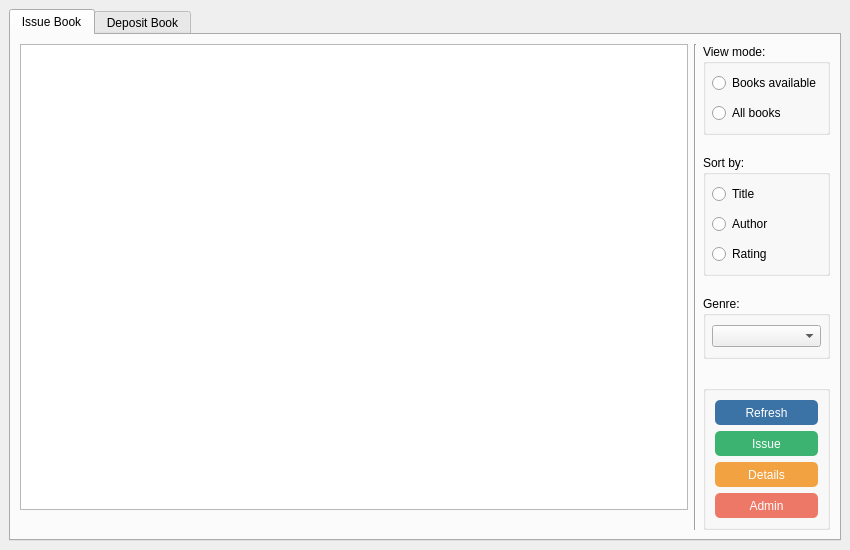
ayushr01/Library-Management-System, file GeneratedUI/uifiles/myapp.ui: the form before one commit.
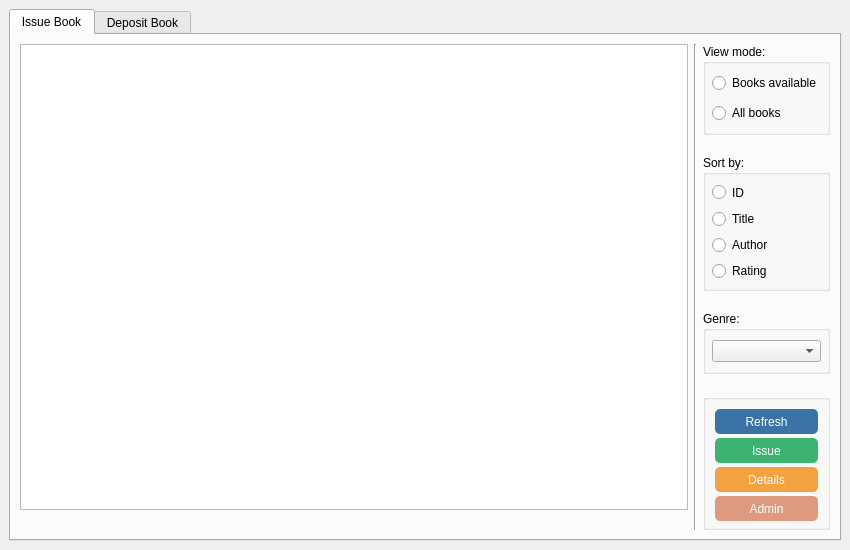
The form after the commit.

What changed in the file:
```diff
--- a/GeneratedUI/uifiles/myapp.ui
+++ b/GeneratedUI/uifiles/myapp.ui
@@ -65,7 +65,7 @@
          </widget>
         </item>
         <item>
-         <layout class="QVBoxLayout" name="rightlayout" stretch="4,5,2,10,4">
+         <layout class="QVBoxLayout" name="rightlayout" stretch="4,5,2,10,5">
           <property name="spacing">
            <number>20</number>
           </property>
@@ -127,6 +127,13 @@
              <property name="rightMargin">
               <number>6</number>
              </property>
+             <item>
+              <widget class="QRadioButton" name="idbutton">
+               <property name="text">
+                <string>ID</string>
+               </property>
+              </widget>
+             </item>
              <item>
               <widget class="QRadioButton" name="titlebutton">
                <property name="text">
@@ -273,7 +280,7 @@
                </property>
                <property name="styleSheet">
                 <string notr="true">QPushButton#adminbutton{
-	background-color: #ed7868;
+	background-color: #dd9a7f;
 	border-radius: 5px;
 	color: white;
 }
```
Left out of the diff: 2 changed lines with no effect on the pictures.
